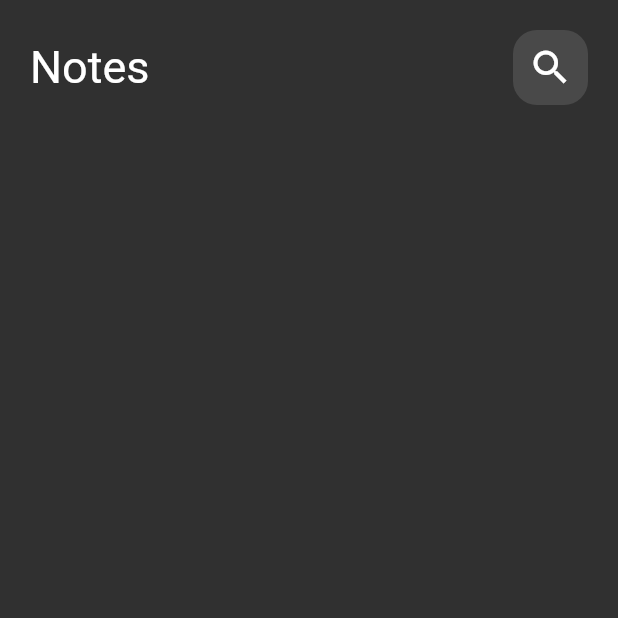
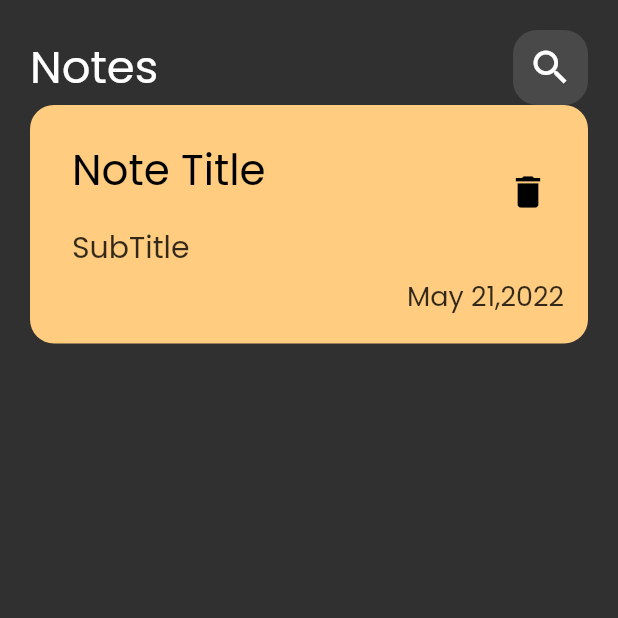
Before and after one commit to BishoyEssam/Notes-App, a Flutter app: the screen it shows after launch, on a phone screen of 412 x 824 dp, the top half of it. Run offline on Flutter 3.47's test engine with Material 2 defaults, Android fonts, the phone set to English and light mode, and no system bars.

Commit message:
Creating NoteItem

```diff
--- a/lib/main.dart
+++ b/lib/main.dart
@@ -17,6 +17,7 @@ class MyApp extends StatelessWidget {
       debugShowCheckedModeBanner: false,
       title: 'Notes App',
       theme: ThemeData(
+        fontFamily: 'Poppins',
         appBarTheme: const AppBarTheme(
           systemOverlayStyle: SystemUiOverlayStyle(
             systemStatusBarContrastEnforced: true,
--- /dev/null
+++ b/lib/widgets/NoteItem.dart
@@ -0,0 +1,64 @@
+import 'package:flutter/material.dart';
+
+class NoteItem extends StatelessWidget {
+  const NoteItem({
+    super.key,
+  });
+
+  @override
+  Widget build(BuildContext context) {
+    return Container(
+      padding: const EdgeInsets.only(
+        top: 18,
+        bottom: 18,
+        left: 12,
+      ),
+      decoration: BoxDecoration(
+        borderRadius: BorderRadius.circular(16),
+        color: const Color(0xffFFcc80),
+      ),
+      child: Column(
+        crossAxisAlignment: CrossAxisAlignment.end,
+        children: [
+          ListTile(
+            title: const Text(
+              'Note Title',
+              style: TextStyle(
+                color: Colors.black,
+                fontSize: 28,
+              ),
+            ),
+            subtitle: Padding(
+              padding: const EdgeInsets.only(top: 16.0),
+              child: Text(
+                'SubTitle',
+                style: TextStyle(
+                  color: Colors.black.withOpacity(0.8),
+                  fontSize: 20,
+                ),
+              ),
+            ),
+            trailing: IconButton(
+              onPressed: () {},
+              icon: const Icon(
+                Icons.delete,
+                color: Colors.black,
+                size: 28,
+              ),
+            ),
+          ),
+          Padding(
+            padding: const EdgeInsets.only(right: 16),
+            child: Text(
+              'May 21,2022',
+              style: TextStyle(
+                color: Colors.black.withOpacity(0.8),
+                fontSize: 18,
+              ),
+            ),
+          ),
+        ],
+      ),
+    );
+  }
+}
--- a/lib/widgets/notesViewBody.dart
+++ b/lib/widgets/notesViewBody.dart
@@ -1,5 +1,7 @@
 import 'package:flutter/material.dart';
 import 'package:notesapp/widgets/CustomAppBar.dart';
+
+import 'NoteItem.dart';
 
 class NotesViewBody extends StatelessWidget {
   const NotesViewBody({super.key});
@@ -11,6 +13,7 @@ class NotesViewBody extends StatelessWidget {
       child: Column(
         children: [
           CustomAppBar(),
+          NoteItem(),
         ],
       ),
     );
```
Also changed, not shown: pubspec.yaml (+5 -6 lines), fonts/Poppins-Regular.ttf (added).
